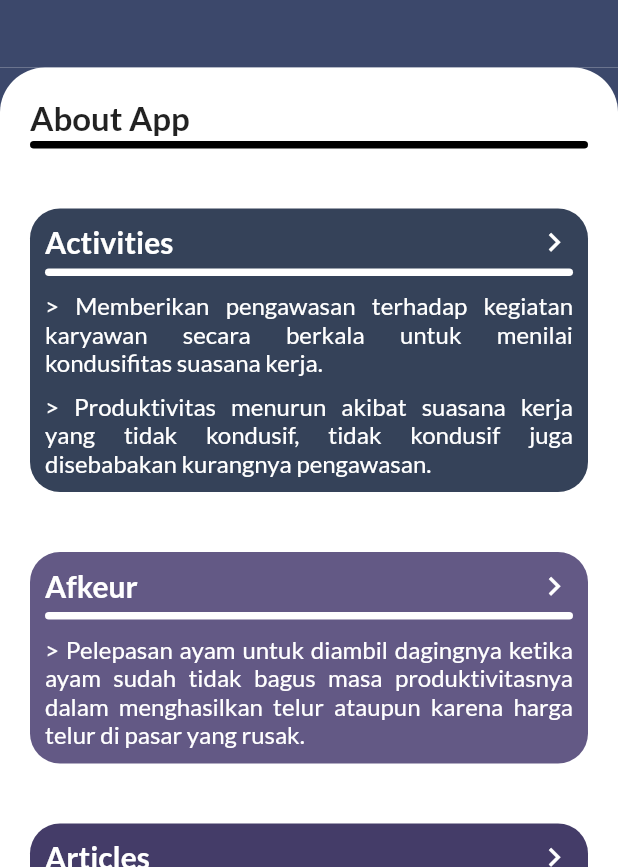
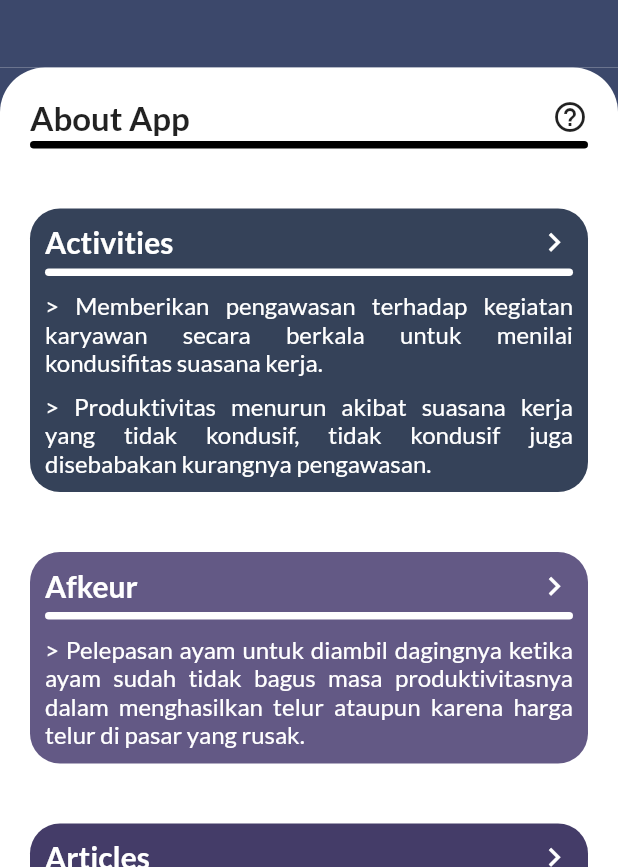
Before and after one commit to Rokel15/Jea-Aplikasi-Penulisan-Ilmiah-Gunadarma, a Flutter app: the screen it shows after launch, on a phone screen of 412 x 824 dp, the part 369-1236 px from its top. Run offline on Flutter 3.47's test engine with Material 2 defaults, Android fonts, the phone set to English and light mode, and no system bars; our stand-ins replace cloud_firestore, firebase_core, get, google_fonts; accounts and stored records are empty.

Commit message:
retrieving data v_3

```diff
--- a/lib/ui/Home.dart
+++ b/lib/ui/Home.dart
@@ -167,9 +167,12 @@ class _HomeState extends State<Home> {
               child: Column(
                 children: [
                   Container(
-                    margin: EdgeInsets.only(top: 20, left: 20, right: 20, bottom: 20),
+                    margin: EdgeInsets.all(20),
                     child: Column(
                       crossAxisAlignment: CrossAxisAlignment.start,
+                      children: [
+                        Row(
+                          mainAxisAlignment: MainAxisAlignment.spaceBetween,
                           children: [
                             Text(
                               'About App',
@@ -179,6 +182,11 @@ class _HomeState extends State<Home> {
                                   fontWeight: FontWeight.w600,
                                 )
                               )
+                            ),
+                            Icon(
+                              Icons.help_outline
+                            )
+                          ],
                         ),
                         SizedBox(
                           height: 3,
@@ -195,7 +203,7 @@ class _HomeState extends State<Home> {
                     ),
                   ),
                   Container(
-                    margin: EdgeInsets.only(top: 20, left: 20, right: 20, bottom: 20),
+                    margin: EdgeInsets.all(20),
                     padding: EdgeInsets.all(10),
                     decoration: BoxDecoration(
                       color: Color(0xff354259),
@@ -269,7 +277,7 @@ class _HomeState extends State<Home> {
                     ),
                   ),
                   Container(
-                    margin: EdgeInsets.only(top: 20, left: 20, right: 20, bottom: 20),
+                    margin: EdgeInsets.all(20),
                     padding: EdgeInsets.all(10),
                     decoration: BoxDecoration(
                       color: Color(0xff635985),
```
Also changed, not shown: lib/ui/Acts_Check.dart (+49 -4 lines). Lines whose indentation alone changed are shown as unchanged.
